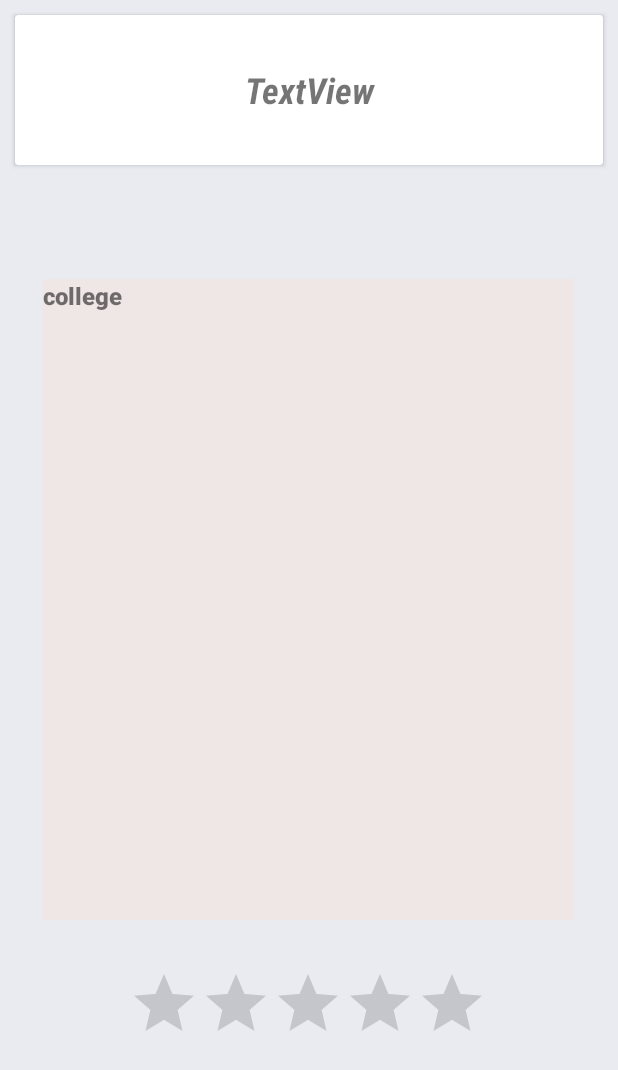
After one commit to rameez03/josaa-helper, an Android app: the layout activity_detail_college.xml on its own in the app's theme, with its tools: preview values and no code run, on a phone screen of 412 x 824 dp. The commit adds this screen. Shown: the top 1070 px of the screen. Run offline under Robolectric (Android 15) with nearby library versions, the phone set to English and light mode, and no system bars.

Commit message:
Share button and college profile activity implemented.

```diff
--- a/app/src/main/AndroidManifest.xml
+++ b/app/src/main/AndroidManifest.xml
@@ -10,6 +10,9 @@
         android:roundIcon="@mipmap/ic_launcher_round"
         android:supportsRtl="true"
         android:theme="@style/Theme.JosaaHelper">
+        <activity
+            android:name=".DetailCollegeActivity"
+            android:exported="false" />
         <activity
             android:name=".CollegeInputSecond"
             android:exported="false" />
--- /dev/null
+++ b/app/src/main/res/drawable/shape_search.xml
@@ -0,0 +1,6 @@
+<?xml version="1.0" encoding="utf-8"?>
+<selector xmlns:tools="http://schemas.android.com/tools" xmlns:android="http://schemas.android.com/apk/res/android">
+    <corners android:radius="8dp"/>
+    <stroke android:color="@color/purple_200"
+        android:width="1dp" tools:ignore="StateListReachable" />
+</selector>
--- /dev/null
+++ b/app/src/main/res/layout/activity_detail_college.xml
@@ -0,0 +1,66 @@
+<?xml version="1.0" encoding="utf-8"?>
+<androidx.constraintlayout.widget.ConstraintLayout xmlns:android="http://schemas.android.com/apk/res/android"
+    xmlns:app="http://schemas.android.com/apk/res-auto"
+    xmlns:tools="http://schemas.android.com/tools"
+    android:layout_width="match_parent"
+    android:layout_height="match_parent"
+    android:background="#A94646"
+    android:backgroundTint="#EAEBF1"
+    tools:context=".DetailCollegeActivity">
+
+    <TextView
+        android:id="@+id/detail"
+        android:layout_width="354dp"
+        android:layout_height="427dp"
+        android:layout_marginTop="76dp"
+        android:background="#EFE3E3"
+        android:backgroundTint="#EFE6E6"
+        android:fontFamily="sans-serif-black"
+        android:text="college"
+        android:textSize="16sp"
+        app:layout_constraintBottom_toBottomOf="parent"
+        app:layout_constraintEnd_toEndOf="parent"
+        app:layout_constraintHorizontal_bias="0.491"
+        app:layout_constraintStart_toStartOf="parent"
+        app:layout_constraintTop_toBottomOf="@+id/cardView"
+        app:layout_constraintVertical_bias="0.0"
+        tools:ignore="MissingConstraints" />
+
+    <RatingBar
+        android:id="@+id/ratingBar"
+        android:layout_width="wrap_content"
+        android:layout_height="wrap_content"
+        android:layout_marginTop="32dp"
+        app:layout_constraintBottom_toBottomOf="parent"
+        app:layout_constraintEnd_toEndOf="parent"
+        app:layout_constraintHorizontal_bias="0.497"
+        app:layout_constraintStart_toStartOf="parent"
+        app:layout_constraintTop_toBottomOf="@+id/detail"
+        app:layout_constraintVertical_bias="0.0" />
+
+    <androidx.cardview.widget.CardView
+        android:id="@+id/cardView"
+        android:layout_width="392dp"
+        android:layout_height="100dp"
+        android:layout_margin="10dp"
+        android:layout_marginTop="28dp"
+        android:scrollbarSize="24dp"
+        app:layout_constraintEnd_toEndOf="parent"
+        app:layout_constraintHorizontal_bias="0.454"
+        app:layout_constraintStart_toStartOf="parent"
+        app:layout_constraintTop_toTopOf="parent">
+
+        <TextView
+            android:id="@+id/collegename"
+            android:layout_width="match_parent"
+            android:layout_height="match_parent"
+            android:fontFamily="sans-serif-condensed"
+            android:gravity="center"
+            android:text="TextView"
+            android:textSize="24sp"
+            android:textStyle="bold|italic" />
+    </androidx.cardview.widget.CardView>
+
+
+
+</androidx.constraintlayout.widget.ConstraintLayout>
```
Also changed, not shown: app/src/main/java/com/mc/josaahelper/CollegeModel.java (+95 -14 lines), app/src/main/java/com/mc/josaahelper/CollegeProfileActivity.java (+80 -27 lines), app/src/main/java/com/mc/josaahelper/CollegeProfileAdapter.java (+55 -18 lines), app/src/main/java/com/mc/josaahelper/DetailCollegeActivity.java (added, +39 -0 lines), app/src/main/java/com/mc/josaahelper/RankOutputsActivity.java (+21 -0 lines), app/src/main/res/layout/activity_college_profile.xml (+17 -21 lines), app/src/main/res/layout/activity_rank_outputs.xml (+12 -1 lines), app/src/main/res/layout/collegelistitem.xml (deleted, +0 -29 lines), app/src/main/res/layout/item.xml (added, +25 -0 lines).
